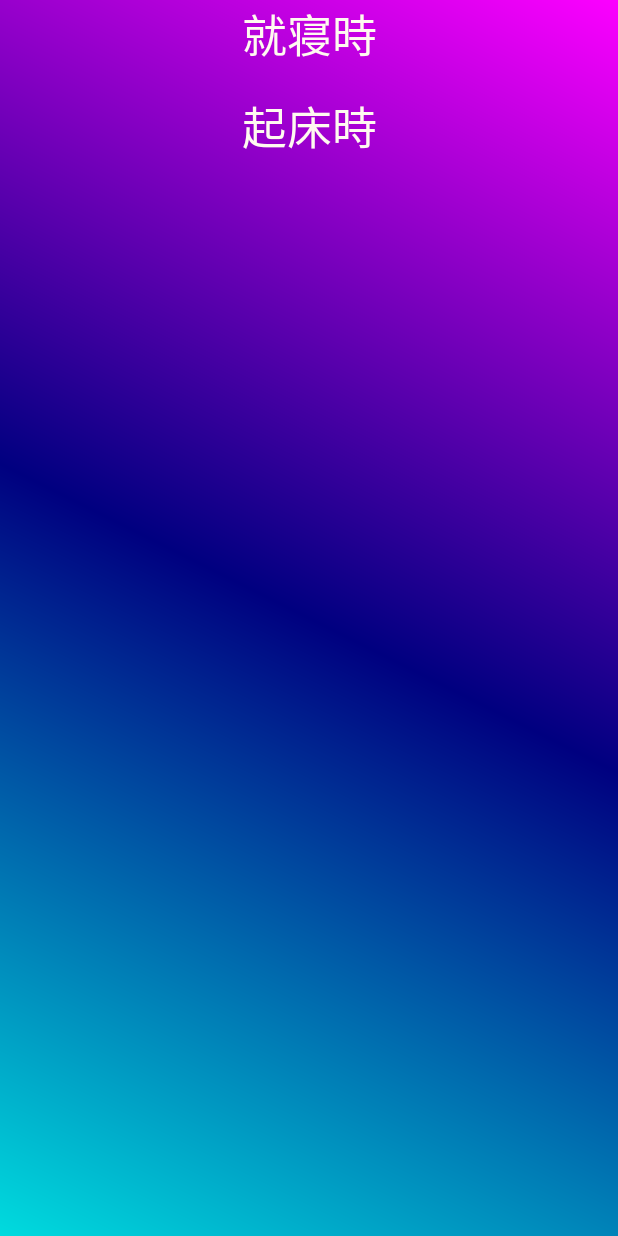
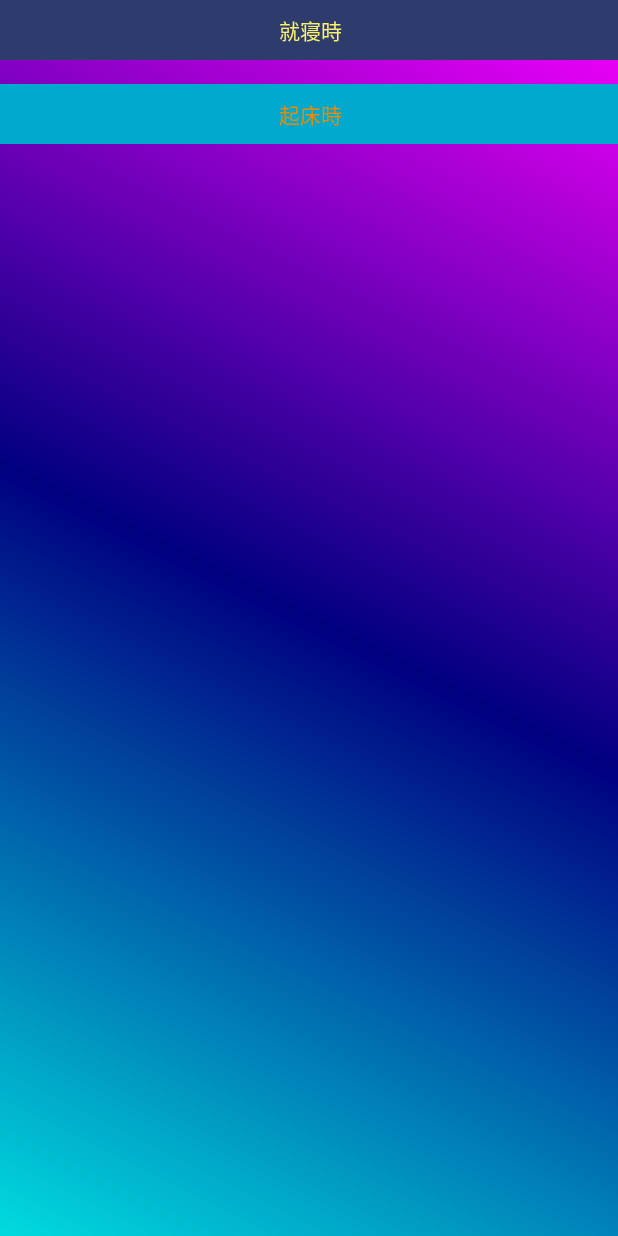
Before and after one commit to minoru1027/SleepLeader, an Android app: the MusicActivity screen opened directly, with no data from a screen before it, on a phone screen of 412 x 824 dp. Run offline under Robolectric (Android 15) with nearby library versions, the phone set to English and light mode, and no system bars; libraries missing offline, so code that uses them is left out: io.realm, io.realm.kotlin; Roboto replaces fonts that are not available here; 6 statements that could not run were skipped.

Commit message:
add:修正

```diff
--- a/app/src/main/res/layout/activity_music.xml
+++ b/app/src/main/res/layout/activity_music.xml
@@ -11,12 +11,13 @@
 
     <TextView
             android:id="@+id/text1"
-            android:layout_width="wrap_content"
-            android:layout_height="wrap_content"
+            android:layout_width="430dp"
+            android:layout_height="40dp"
+            android:background="#2D3C6D"
             android:gravity="center"
             android:text="就寝時"
-            android:textColor="#fffaf0"
-            android:textSize="30sp"
+            android:textColor="#FAF16D"
+            android:textSize="14sp"
             app:layout_constraintEnd_toEndOf="parent"
             app:layout_constraintStart_toStartOf="parent"
             app:layout_constraintTop_toTopOf="parent" />
@@ -33,13 +34,14 @@
 
     <TextView
             android:id="@+id/text2"
-            android:layout_width="wrap_content"
-            android:layout_height="wrap_content"
+            android:layout_width="430dp"
+            android:layout_height="40dp"
             android:layout_marginTop="8dp"
+            android:background="#00A9CD"
             android:gravity="center"
             android:text="起床時"
-            android:textColor="#fffaf0"
-            android:textSize="30sp"
+            android:textColor="#F18900"
+            android:textSize="14sp"
             app:layout_constraintEnd_toEndOf="parent"
             app:layout_constraintStart_toStartOf="parent"
             app:layout_constraintTop_toBottomOf="@+id/musicListView" />
```
